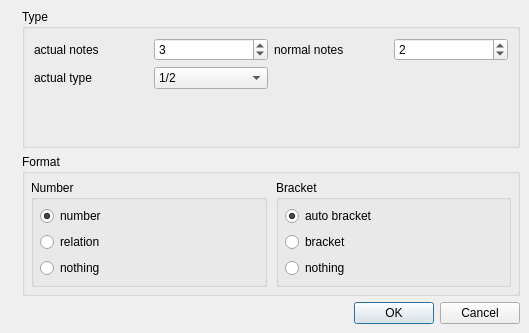
Before: the Qt Designer form mscore/mscore/tupletdialog.ui in musescore/musescore-old, drawn with Qt 5.
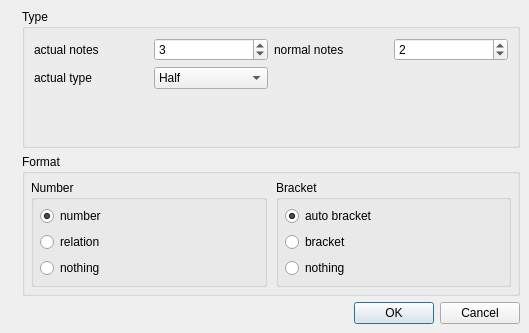
After: the same form once the commit is applied. Icons and pictures are not drawn.

Commit message: - use same name for palette title, Create menu item, and window title - use words "half, quarter, etc" instead of fractions "1/2, 1/4" for tuplet dialog

Diff of the .ui file:
```diff
--- a/mscore/mscore/tupletdialog.ui
+++ b/mscore/mscore/tupletdialog.ui
@@ -123,7 +123,7 @@
          <widget class="QComboBox" name="actualType">
           <item>
            <property name="text">
-            <string extracomment="note duration">1/2</string>
+            <string extracomment="note duration">Half</string>
            </property>
           </item>
           <item>
```
Left out of the diff: 10 changed lines with no effect on the pictures. The commit also changes 4 other files.
